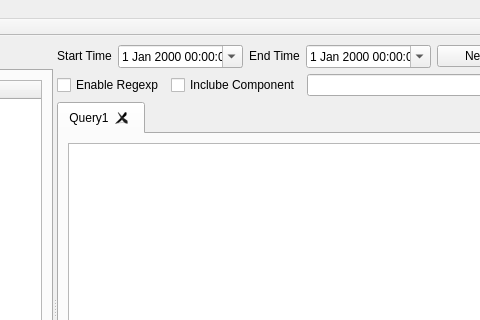
Above: resource/gui/LogAnalysis.ui from Bader-CN/LogAnalysis before the change; both pictures show x 181 to 661 and y 0 to 320 of the 965 by 600 pixel window. Below: the same form after it.
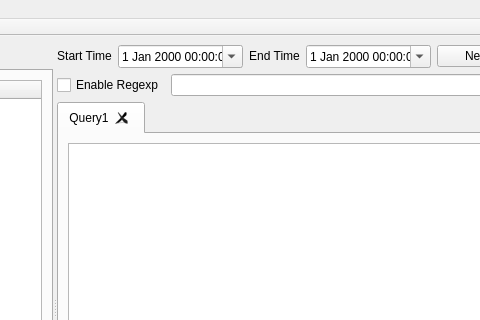
That is the form after the change.

Commit message: remove gui chk_component

The edit to the form file:
```diff
--- a/resource/gui/LogAnalysis.ui
+++ b/resource/gui/LogAnalysis.ui
@@ -237,19 +237,6 @@
             </property>
            </widget>
           </item>
-          <item>
-           <widget class="QCheckBox" name="chk_component">
-            <property name="sizePolicy">
-             <sizepolicy hsizetype="Fixed" vsizetype="Fixed">
-              <horstretch>0</horstretch>
-              <verstretch>0</verstretch>
-             </sizepolicy>
-            </property>
-            <property name="text">
-             <string>Inclube Component</string>
-            </property>
-           </widget>
-          </item>
           <item>
            <widget class="QLineEdit" name="line_search">
             <property name="minimumSize">
```
The commit also changes 2 other files.
